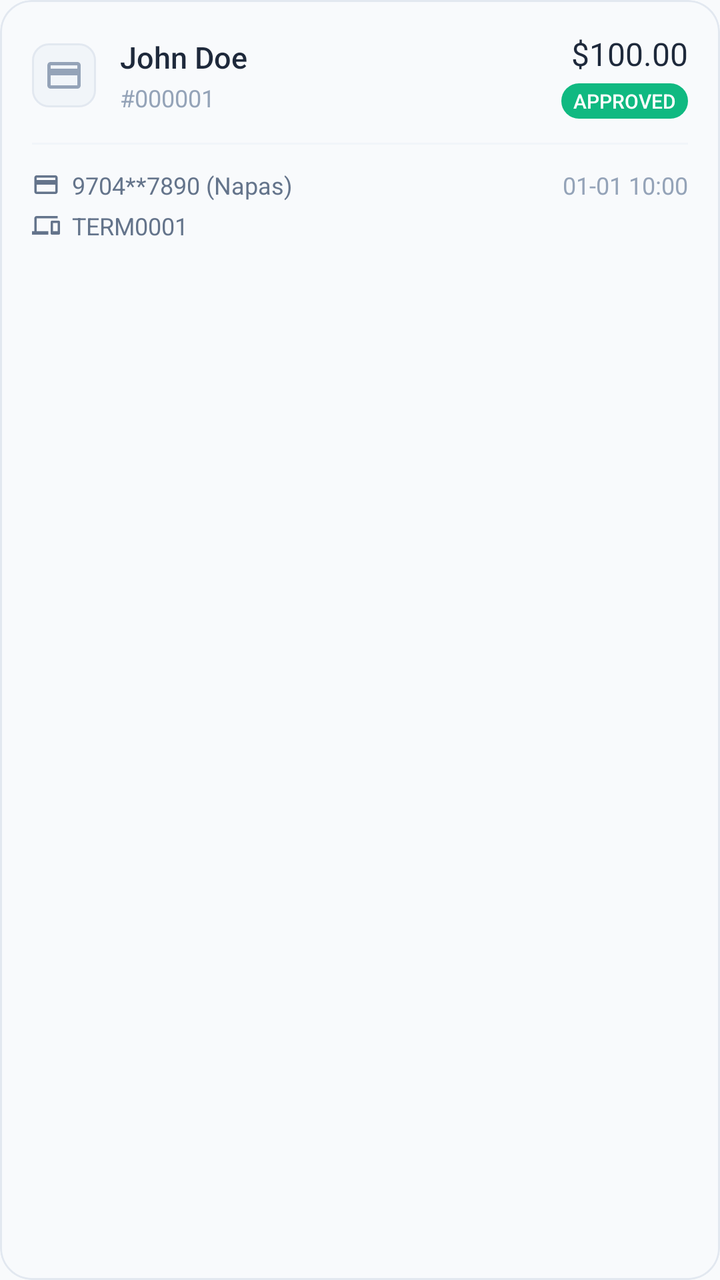
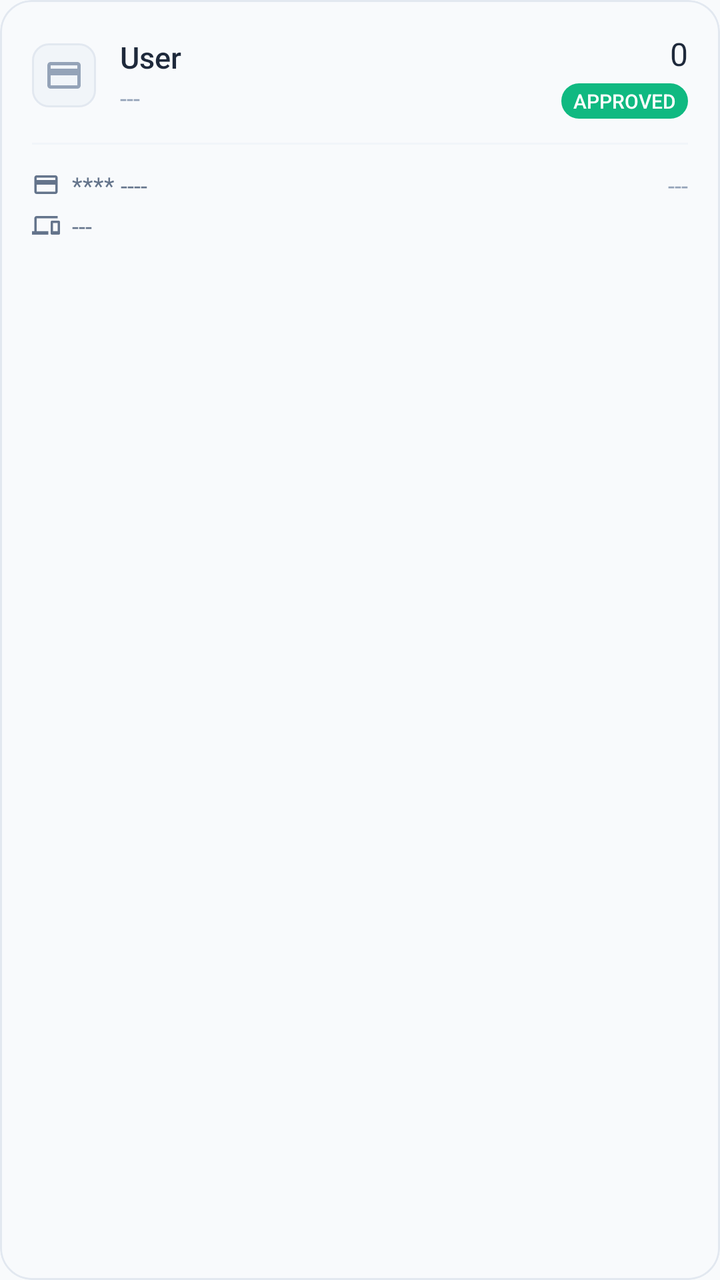

Before-and-after screenshots of an Android layout around one commit, followed by the original layout XML and the change that was made.
<!-- AndroidManifest.xml: application theme Theme.MySoftPOS -->
<!-- res/layout/item_transaction_summary.xml -->
<?xml version="1.0" encoding="utf-8"?>
<com.google.android.material.card.MaterialCardView
    xmlns:android="http://schemas.android.com/apk/res/android"
    xmlns:app="http://schemas.android.com/apk/res-auto"
    android:layout_width="match_parent"
    android:layout_height="wrap_content"
    android:layout_marginBottom="12dp"
    app:cardCornerRadius="16dp"
    app:cardElevation="0dp"
    app:strokeColor="#E2E8F0"
    app:strokeWidth="1dp"
    app:cardBackgroundColor="@color/background_primary">

    <LinearLayout
        android:layout_width="match_parent"
        android:layout_height="wrap_content"
        android:orientation="vertical"
        android:padding="16dp">

        
        <LinearLayout
            android:layout_width="match_parent"
            android:layout_height="wrap_content"
            android:orientation="horizontal"
            android:gravity="center_vertical">

            
            <ImageView
                android:layout_width="32dp"
                android:layout_height="32dp"
                android:src="@drawable/ic_baseline_credit_card_24"
                app:tint="@color/text_muted"
                android:layout_marginEnd="12dp"
                android:background="@drawable/bg_spinner_outlined"
                android:padding="6dp"/>

            
            <LinearLayout
                android:layout_width="0dp"
                android:layout_height="wrap_content"
                android:layout_weight="1"
                android:orientation="vertical">
                
                <TextView
                    android:id="@+id/tvUsername"
                    android:layout_width="wrap_content"
                    android:layout_height="wrap_content"
                    android:text="John Doe"
                    android:textSize="15sp"
                    android:fontFamily="sans-serif-medium"
                    android:textColor="@color/text_primary" />

                <TextView
                    android:id="@+id/tvTraceNumber"
                    android:layout_width="wrap_content"
                    android:layout_height="wrap_content"
                    android:text="#000001"
                    android:textSize="12sp"
                    android:fontFamily="sans-serif"
                    android:textColor="@color/text_muted"
                    android:layout_marginTop="2dp" />
            </LinearLayout>

            
            <LinearLayout
                android:layout_width="wrap_content"
                android:layout_height="wrap_content"
                android:orientation="vertical"
                android:gravity="end">

                <TextView
                    android:id="@+id/tvAmount"
                    android:layout_width="wrap_content"
                    android:layout_height="wrap_content"
                    android:text="$100.00"
                    android:textSize="16sp"
                    android:fontFamily="sans-serif-bold"
                    android:textColor="@color/text_primary" />
                
                <TextView
                    android:id="@+id/tvStatus"
                    android:layout_width="wrap_content"
                    android:layout_height="wrap_content"
                    android:text="APPROVED"
                    android:textSize="10sp"
                    android:fontFamily="sans-serif-medium"
                    android:textColor="@android:color/white"
                    android:background="@drawable/bg_status_approved"
                    android:paddingHorizontal="6dp"
                    android:paddingVertical="2dp"
                    android:layout_marginTop="4dp"
                    android:textAllCaps="true" />
            </LinearLayout>
        </LinearLayout>

        
        <View
            android:layout_width="match_parent"
            android:layout_height="1dp"
            android:background="#F1F5F9"
            android:layout_marginVertical="12dp" />

        
        <LinearLayout
            android:layout_width="match_parent"
            android:layout_height="wrap_content"
            android:orientation="horizontal"
            android:gravity="center_vertical">

            <ImageView
                android:layout_width="14dp"
                android:layout_height="14dp"
                android:src="@drawable/ic_baseline_credit_card_24"
                app:tint="@color/text_secondary"
                android:layout_marginEnd="6dp" />

            <TextView
                android:id="@+id/tvCardInfo"
                android:layout_width="0dp"
                android:layout_height="wrap_content"
                android:layout_weight="1"
                android:text="9704**7890 (Napas)"
                android:textSize="12sp"
                android:fontFamily="sans-serif"
                android:textColor="@color/text_secondary" />

            
            <TextView
                android:id="@+id/tvTime"
                android:layout_width="wrap_content"
                android:layout_height="wrap_content"
                android:text="01-01 10:00"
                android:textSize="12sp"
                android:fontFamily="sans-serif"
                android:textColor="@color/text_muted" />
        </LinearLayout>

        
        <LinearLayout
            android:layout_width="match_parent"
            android:layout_height="wrap_content"
            android:orientation="horizontal"
            android:gravity="center_vertical"
            android:layout_marginTop="4dp">

            <ImageView
                android:layout_width="14dp"
                android:layout_height="14dp"
                android:src="@drawable/ic_baseline_phonelink_24"
                app:tint="@color/text_secondary"
                android:layout_marginEnd="6dp" />

            <TextView
                android:id="@+id/tvTerminal"
                android:layout_width="0dp"
                android:layout_height="wrap_content"
                android:layout_weight="1"
                android:text="TERM0001"
                android:textSize="12sp"
                android:fontFamily="sans-serif"
                android:textColor="@color/text_secondary" />
        </LinearLayout>

    </LinearLayout>

</com.google.android.material.card.MaterialCardView>
<!-- resources referenced by this layout -->
<resources>
  <color name="background_primary">#F8FAFC</color>
  <color name="text_muted">#94A3B8</color>
  <color name="text_primary">#1E293B</color>
  <color name="text_secondary">#64748B</color>
  <!-- drawable bg_spinner_outlined (drawable) -->
  <?xml version="1.0" encoding="utf-8"?>
  <shape xmlns:android="http://schemas.android.com/apk/res/android"
      android:shape="rectangle">
      <solid android:color="#F1F5F9" />
      <corners android:radius="8dp" />
      <stroke android:width="1dp" android:color="#E2E8F0" />
  </shape>
  <!-- drawable bg_status_approved (drawable) -->
  <?xml version="1.0" encoding="utf-8"?>
  <shape xmlns:android="http://schemas.android.com/apk/res/android"
      android:shape="rectangle">
      <solid android:color="#10B981" />
      <corners android:radius="100dp" />
  </shape>
  <!-- drawable ic_baseline_credit_card_24 (drawable) -->
  <?xml version="1.0" encoding="utf-8"?>
  <vector xmlns:android="http://schemas.android.com/apk/res/android"
      android:width="24dp"
      android:height="24dp"
      android:viewportWidth="24"
      android:viewportHeight="24"
      android:tint="?attr/colorControlNormal">
      <path
          android:fillColor="@android:color/white"
          android:pathData="M20,4L4,4c-1.11,0 -1.99,0.89 -1.99,2L2,18c0,1.11 0.89,2 2,2h16c1.11,0 2,-0.89 2,-2L22,6c0,-1.11 -0.89,-2 -2,-2zM20,18L4,18v-6h16v6zM20,8L4,8L4,6h16v2z" />
  </vector>
  <!-- drawable ic_baseline_phonelink_24 (drawable) -->
  <?xml version="1.0" encoding="utf-8"?>
  <vector xmlns:android="http://schemas.android.com/apk/res/android"
      android:width="24dp"
      android:height="24dp"
      android:viewportWidth="24"
      android:viewportHeight="24"
      android:tint="?attr/colorControlNormal">
      <path
          android:fillColor="@android:color/white"
          android:pathData="M4,6h18V4H4c-1.1,0 -2,0.9 -2,2v11H0v3h14v-3H4V6zM23,8h-6c-0.55,0 -1,0.45 -1,1v10c0,0.55 0.45,1 1,1h6c0.55,0 1,-0.45 1,-1V9c0,-0.55 -0.45,-1 -1,-1zM22,17h-4v-7h4v7z" />
  </vector>
  <color name="primary">#3B82F6</color>
  <color name="on_primary">#FFFFFF</color>
  <color name="background">#F8FAFC</color>
  <color name="secondary">#06B6D4</color>
  <color name="on_secondary">#000000</color>
  <color name="surface">#FFFFFF</color>
  <color name="on_surface">#1E293B</color>
  <color name="text_hint">#94A3B8</color>
  <color name="error">#EF4444</color>
  <style name="AppWindowAnimations" parent="@android:style/Animation.Activity">
          <item name="android:activityOpenEnterAnimation">@anim/slide_in_right</item>
          <item name="android:activityOpenExitAnimation">@anim/slide_out_left</item>
          <item name="android:activityCloseEnterAnimation">@anim/slide_in_left</item>
          <item name="android:activityCloseExitAnimation">@anim/slide_out_right</item>
      </style>
  <!-- unchanged entries left out for length: 1 -->
</resources>

<!-- the commit's change to res/layout/item_transaction_summary.xml (unified diff, before → after) -->
@@ -45,7 +45,7 @@
                     android:id="@+id/tvUsername"
                     android:layout_width="wrap_content"
                     android:layout_height="wrap_content"
-                    android:text="John Doe"
+                    android:text="@string/common_user"
                     android:textSize="15sp"
                     android:fontFamily="sans-serif-medium"
                     android:textColor="@color/text_primary" />
@@ -54,7 +54,7 @@
                     android:id="@+id/tvTraceNumber"
                     android:layout_width="wrap_content"
                     android:layout_height="wrap_content"
-                    android:text="#000001"
+                    android:text="@string/txn_detail_placeholder_dash"
                     android:textSize="12sp"
                     android:fontFamily="sans-serif"
                     android:textColor="@color/text_muted"
@@ -72,7 +72,7 @@
                     android:id="@+id/tvAmount"
                     android:layout_width="wrap_content"
                     android:layout_height="wrap_content"
-                    android:text="$100.00"
+                    android:text="@string/common_zero"
                     android:textSize="16sp"
                     android:fontFamily="sans-serif-bold"
                     android:textColor="@color/text_primary" />
@@ -81,7 +81,7 @@
                     android:id="@+id/tvStatus"
                     android:layout_width="wrap_content"
                     android:layout_height="wrap_content"
-                    android:text="APPROVED"
+                    android:text="@string/status_approved"
                     android:textSize="10sp"
                     android:fontFamily="sans-serif-medium"
                     android:textColor="@android:color/white"
@@ -119,7 +119,7 @@
                 android:layout_width="0dp"
                 android:layout_height="wrap_content"
                 android:layout_weight="1"
-                android:text="9704**7890 (Napas)"
+                android:text="@string/txn_result_masked_pan_placeholder"
                 android:textSize="12sp"
                 android:fontFamily="sans-serif"
                 android:textColor="@color/text_secondary" />
@@ -129,7 +129,7 @@
                 android:id="@+id/tvTime"
                 android:layout_width="wrap_content"
                 android:layout_height="wrap_content"
-                android:text="01-01 10:00"
+                android:text="@string/txn_detail_placeholder_dash"
                 android:textSize="12sp"
                 android:fontFamily="sans-serif"
                 android:textColor="@color/text_muted" />
@@ -155,7 +155,7 @@
                 android:layout_width="0dp"
                 android:layout_height="wrap_content"
                 android:layout_weight="1"
-                android:text="TERM0001"
+                android:text="@string/txn_detail_placeholder_dash"
                 android:textSize="12sp"
                 android:fontFamily="sans-serif"
                 android:textColor="@color/text_secondary" />
<!-- resource entries referenced after the edit -->
@@ -43,6 +43,11 @@
           android:fillColor="@android:color/white"
           android:pathData="M4,6h18V4H4c-1.1,0 -2,0.9 -2,2v11H0v3h14v-3H4V6zM23,8h-6c-0.55,0 -1,0.45 -1,1v10c0,0.55 0.45,1 1,1h6c0.55,0 1,-0.45 1,-1V9c0,-0.55 -0.45,-1 -1,-1zM22,17h-4v-7h4v7z" />
   </vector>
+  <string name="common_user">User</string>
+  <string name="common_zero">0</string>
+  <string name="status_approved">APPROVED</string>
+  <string name="txn_detail_placeholder_dash">---</string>
+  <string name="txn_result_masked_pan_placeholder">**** ----</string>
   <color name="primary">#3B82F6</color>
   <color name="on_primary">#FFFFFF</color>
   <color name="background">#F8FAFC</color>
